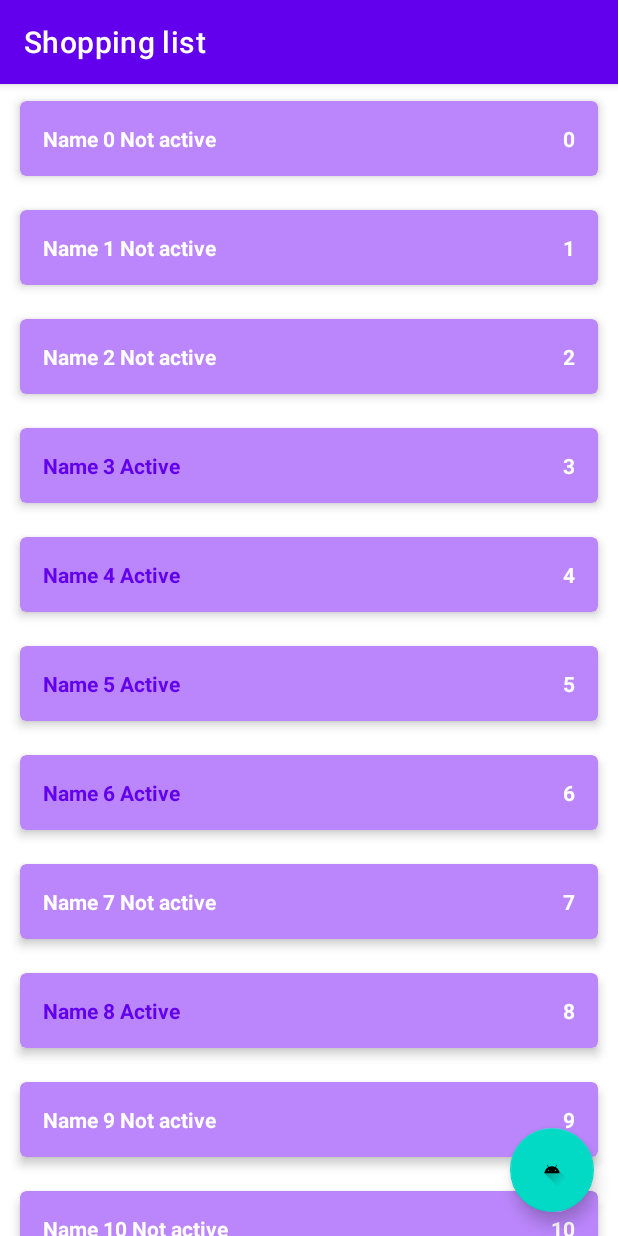
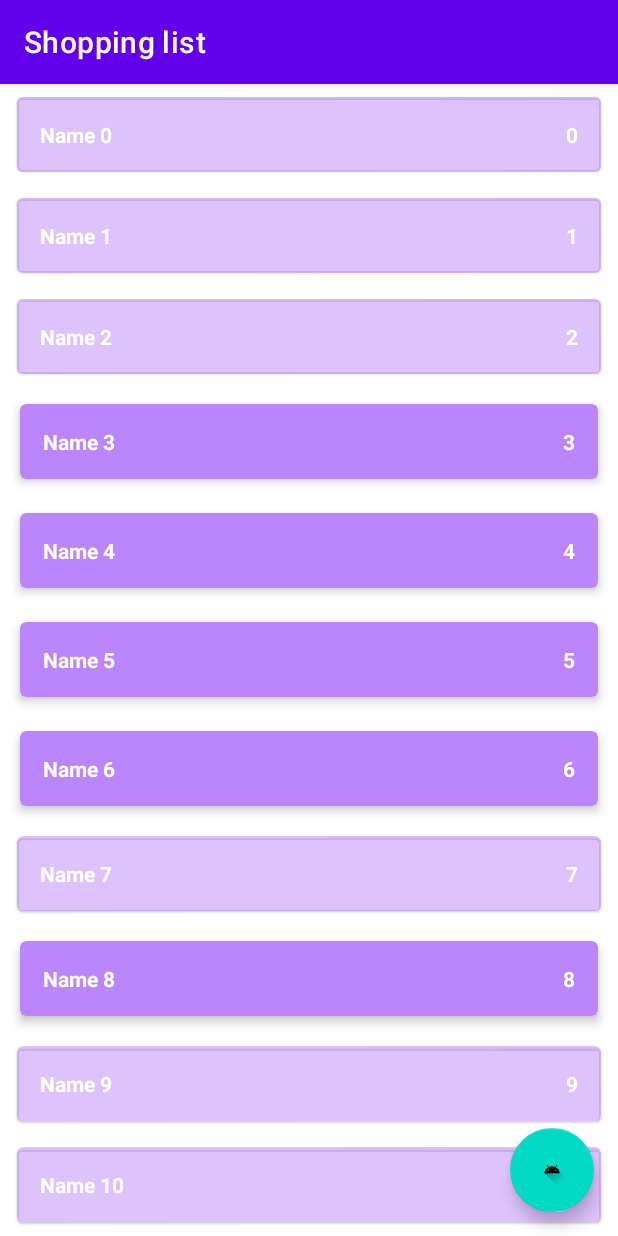
Before and after one commit to lerapenguin11/ShoppingList, an Android app: the screen it shows after launch (MainActivity), on a phone screen of 412 x 824 dp. Run offline under Robolectric (Android 15) with nearby library versions, the phone set to English and light mode, and no system bars.

Commit message:
viewType and recycledViewPool

```diff
--- a/app/src/main/java/com/example/shoppinglist/presentation/MainActivity.kt
+++ b/app/src/main/java/com/example/shoppinglist/presentation/MainActivity.kt
@@ -27,5 +27,11 @@ class MainActivity : AppCompatActivity() {
         val rvShopList = findViewById<RecyclerView>(R.id.rv_shop_list)
         adapter = ShopAdapter()
         rvShopList.adapter = adapter
+        with(rvShopList){
+            recycledViewPool.setMaxRecycledViews(ShopAdapter.VIEW_TYPE_ENABLE, ShopAdapter.MAX_POOL_SIZE)
+            recycledViewPool.setMaxRecycledViews(ShopAdapter.VIEW_TYPE_DISABLE, ShopAdapter.MAX_POOL_SIZE)
+
+        }
+
     }
 }
--- a/app/src/main/java/com/example/shoppinglist/presentation/ShopAdapter.kt
+++ b/app/src/main/java/com/example/shoppinglist/presentation/ShopAdapter.kt
@@ -1,5 +1,6 @@
 package com.example.shoppinglist.presentation
 
+import android.util.Log
 import android.view.LayoutInflater
 import android.view.View
 import android.view.ViewGroup
@@ -16,9 +17,16 @@ class ShopAdapter : RecyclerView.Adapter<ShopAdapter.ShopViewHolder>(){
         notifyDataSetChanged()
     }
 
+    private var count = 0
+
     override fun onCreateViewHolder(parent: ViewGroup, viewType: Int): ShopViewHolder {
-        val view = LayoutInflater.from(parent.context).inflate(
-            R.layout.item_shop_enable, parent, false)
+        Log.d("ShopAdapter", "${++count}")
+        val layout = when(viewType){
+            VIEW_TYPE_DISABLE -> R.layout.item_shop_disable
+            VIEW_TYPE_ENABLE -> R.layout.item_shop_enable
+            else -> throw java.lang.RuntimeException("Unknow view type: $viewType")
+        }
+        val view = LayoutInflater.from(parent.context).inflate(layout, parent, false)
 
         return ShopViewHolder(view)
     }
@@ -27,18 +35,11 @@ class ShopAdapter : RecyclerView.Adapter<ShopAdapter.ShopViewHolder>(){
 
     override fun onBindViewHolder(holder: ShopViewHolder, position: Int) {
         val shop = shopList[position]
-        val status = if(shop.enable){
-            "Active"
-        } else{
-            "Not active"
-        }
-        holder.name.text = "${shop.name} $status"
+
+        holder.name.text = shop.name
         holder.count.text = shop.count
         holder.itemView.setOnLongClickListener {
             true
-        }
-        if (shop.enable){
-            holder.name.setTextColor(ContextCompat.getColor(holder.itemView.context, R.color.purple_500))
         }
     }
 
@@ -48,6 +49,21 @@ class ShopAdapter : RecyclerView.Adapter<ShopAdapter.ShopViewHolder>(){
         holder.name.setTextColor(ContextCompat.getColor(holder.itemView.context, R.color.white))
     }
 
+    override fun getItemViewType(position: Int): Int {
+        val item = shopList[position]
+        return if(item.enable){
+            VIEW_TYPE_ENABLE
+        } else{
+            VIEW_TYPE_DISABLE
+        }
+    }
+
+    companion object{
+        const val VIEW_TYPE_ENABLE = 100
+        const val VIEW_TYPE_DISABLE = 101
+        const val MAX_POOL_SIZE = 15
+    }
+
     class ShopViewHolder(view : View) : RecyclerView.ViewHolder(view){
         val name : TextView = view.findViewById(R.id.tv_name)
         val count : TextView = view.findViewById(R.id.tv_count)
```
